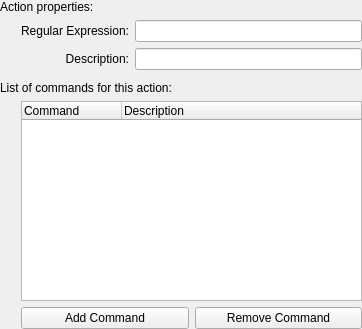
First picture: the form in klipper/editactiondialog.ui, repository mgottschlag/kwin-tiling, before the edit.
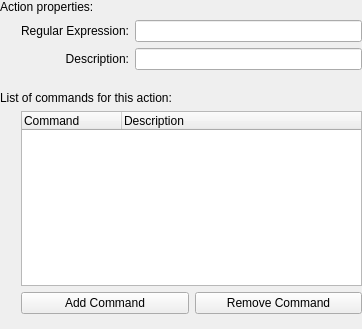
Second picture: the form after the edit.

Commit message: Add some vertical spacing to dialog

What changed in the file:
```diff
--- a/klipper/editactiondialog.ui
+++ b/klipper/editactiondialog.ui
@@ -128,7 +128,7 @@
      <property name="sizeHint" stdset="0">
       <size>
        <width>0</width>
-       <height>5</height>
+       <height>15</height>
       </size>
      </property>
     </spacer>
@@ -151,6 +151,22 @@
      </item>
     </layout>
    </item>
+   <item row="7" column="1">
+    <spacer name="verticalSpacer_2">
+     <property name="orientation">
+      <enum>Qt::Vertical</enum>
+     </property>
+     <property name="sizeType">
+      <enum>QSizePolicy::Fixed</enum>
+     </property>
+     <property name="sizeHint" stdset="0">
+      <size>
+       <width>20</width>
+       <height>15</height>
+      </size>
+     </property>
+    </spacer>
+   </item>
   </layout>
  </widget>
  <resources/>
```
